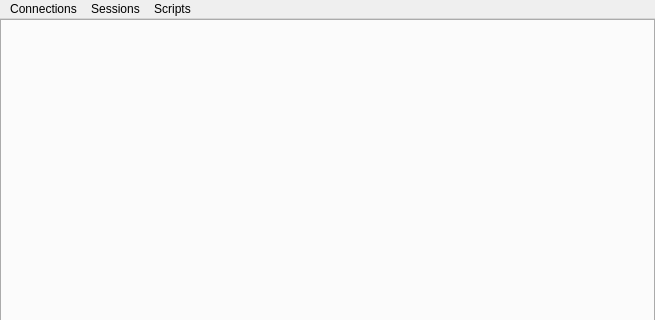
First picture: the form in src/widgets/mainwindow.ui, repository agafon0ff/ConnectionTester, before the edit; both pictures show x 0 to 655 and y 0 to 320 of the 655 by 546 pixel window.
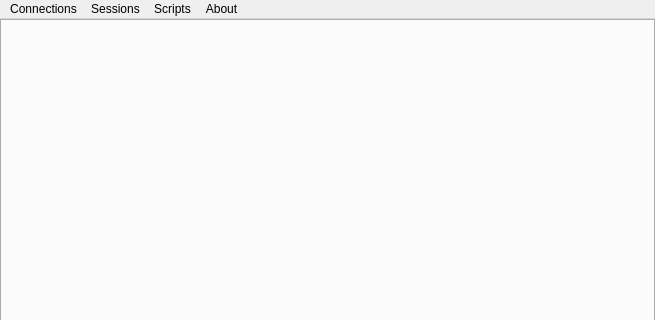
Second picture: the form after the edit. Icons and pictures are not drawn.

Commit message: Added "About dialog"

Diff of the .ui file:
```diff
--- a/src/widgets/mainwindow.ui
+++ b/src/widgets/mainwindow.ui
@@ -49,7 +49,7 @@
      <x>0</x>
      <y>0</y>
      <width>655</width>
-     <height>20</height>
+     <height>21</height>
     </rect>
    </property>
    <widget class="QMenu" name="menuNew">
@@ -89,9 +89,17 @@
     <addaction name="actionDublicateScript"/>
     <addaction name="actionScriptRemove"/>
    </widget>
+   <widget class="QMenu" name="menuAbout">
+    <property name="title">
+     <string>About</string>
+    </property>
+    <addaction name="actionConnectionTester"/>
+    <addaction name="actionQtLibraryes"/>
+   </widget>
    <addaction name="menuNew"/>
    <addaction name="menuSession"/>
    <addaction name="menuScripts"/>
+   <addaction name="menuAbout"/>
   </widget>
   <action name="actionExit">
    <property name="icon">
```
Left out of the diff: 14 changed lines with no effect on the pictures. The commit also changes 4 other files.
